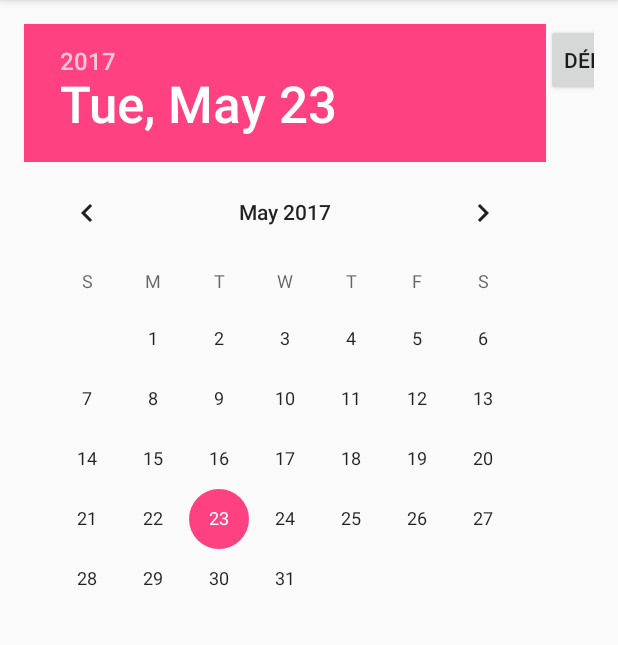
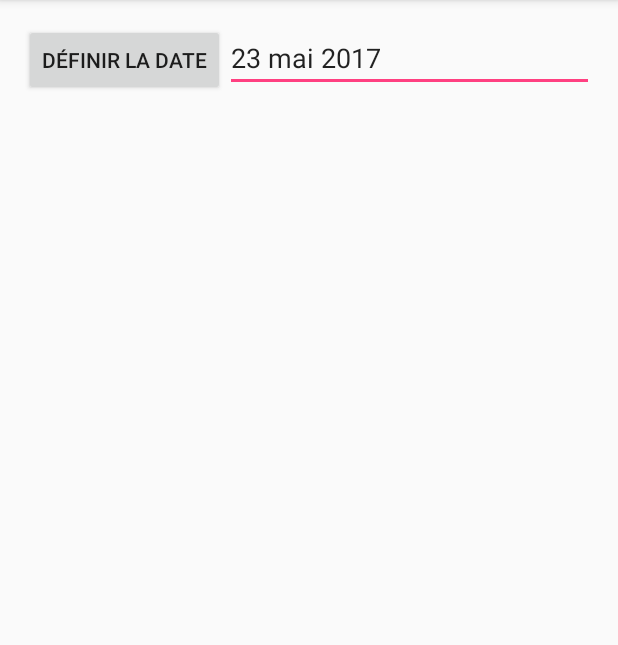
Before and after one commit to FrigoPlacard/projet, an Android app: the LireURL screen opened directly, with no data from a screen before it, on a phone screen of 412 x 824 dp, the part 84-729 px from its top. Run offline under Robolectric (Android 15) with nearby library versions, the phone set to English and light mode, and no system bars; our stand-ins replace Volley; network calls fail; 1 statement that could not run was skipped.

Commit message:
le calendrier marche

```diff
--- a/FrigoMalin/app/build.gradle
+++ b/FrigoMalin/app/build.gradle
@@ -29,4 +29,5 @@ dependencies {
     compile 'com.android.support:cardview-v7:25.2.0'
     compile 'com.android.support:design:25.2.0'
     compile 'com.android.volley:volley:1.0.0'
+    compile 'com.google.android.gms:play-services-appindexing:8.4.0'
 }
--- a/FrigoMalin/app/src/main/AndroidManifest.xml
+++ b/FrigoMalin/app/src/main/AndroidManifest.xml
@@ -18,7 +18,11 @@
             </intent-filter>
         </activity>
         <activity android:name=".ScannerCodeBarre" />
-        <activity android:name=".LireURL"></activity>
+        <activity android:name=".LireURL"></activity><!-- ATTENTION: This was auto-generated to add Google Play services to your project for
+     App Indexing.  See https://g.co/AppIndexing/AndroidStudio for more information. -->
+        <meta-data
+            android:name="com.google.android.gms.version"
+            android:value="@integer/google_play_services_version" />
     </application>
 
 </manifest>
--- a/FrigoMalin/app/src/main/java/com/example/ensai/frigomalin/LireURL.java
+++ b/FrigoMalin/app/src/main/java/com/example/ensai/frigomalin/LireURL.java
@@ -1,11 +1,15 @@
 package com.example.ensai.frigomalin;
 
+import android.app.DatePickerDialog;
+import android.app.Dialog;
 import android.support.v7.app.AppCompatActivity;
 import android.os.Bundle;
+import android.view.View;
+import android.widget.Button;
 import android.widget.DatePicker;
+import android.widget.EditText;
 import android.widget.Toast;
-import java.util.Calendar;
-import java.util.Date;
+
 
 import com.android.volley.Request;
 import com.android.volley.RequestQueue;
@@ -15,9 +19,16 @@ import com.android.volley.toolbox.StringRequest;
 import com.android.volley.toolbox.Volley;
 
 import org.json.JSONObject;
+import java.util.Calendar;
 
-public class LireURL extends AppCompatActivity {
-    DatePicker datePicker;
+public class LireURL extends AppCompatActivity implements View.OnClickListener {
+    Button bDate;
+    EditText txtDate;
+    int year_x,month_x,day_x;
+    static final int DIALOG_ID=0;
+
+    String[] mois={"janv","févr","mars","avr","mai","juin","juil","août","sept","oct","nov","dec"};
+
 
     @Override
     protected void onCreate(Bundle savedInstanceState) {
@@ -30,10 +41,10 @@ public class LireURL extends AppCompatActivity {
 
         // Instantiate the RequestQueue.
         RequestQueue queue = Volley.newRequestQueue(this);
-        String urlDebut ="https://fr.openfoodfacts.org/api/v0/produit/";
+        String urlDebut = "https://fr.openfoodfacts.org/api/v0/produit/";
         String urlFin = ".json";
         String codeProduit = code;
-        String url=urlDebut+codeProduit+urlFin;
+        String url = urlDebut + codeProduit + urlFin;
 
 // Request a string response from the provided URL.
         StringRequest stringRequest = new StringRequest(Request.Method.GET, url,
@@ -43,10 +54,10 @@ public class LireURL extends AppCompatActivity {
                         // Display the first 500 characters of the response string.
                         //response.substring(0,500);
                         Toast.makeText(LireURL.this, "J'ai réussi à lire l'url", Toast.LENGTH_SHORT).show();
-                        try{
+                        try {
                             JSONObject j = new JSONObject(response);
                             String statut = (String) j.get("status_verbose");
-                            if(statut.contentEquals("product found")) {
+                            if (statut.contentEquals("product found")) {
 
                                 String code = (String) j.get("code");
                                 String nomProduit = (String) j.get("product_name");
@@ -55,13 +66,11 @@ public class LireURL extends AppCompatActivity {
 
                                 Toast.makeText(LireURL.this, nomProduit, Toast.LENGTH_SHORT).show();
 
-                            }
-                            else{
+                            } else {
                                 Toast.makeText(LireURL.this, "produit not found", Toast.LENGTH_SHORT).show();
                             }
 
-                        }
-                        catch(Exception e){
+                        } catch (Exception e) {
                             Toast.makeText(LireURL.this, "pb", Toast.LENGTH_SHORT).show();
                         }
                     }
@@ -76,15 +85,46 @@ public class LireURL extends AppCompatActivity {
 // Add the request to the RequestQueue.
         queue.add(stringRequest);
 
+        final Calendar c = Calendar.getInstance();
+        day_x = c.get(Calendar.DAY_OF_MONTH);
+        month_x = c.get(Calendar.MONTH);
+        year_x = c.get(Calendar.YEAR);
+
+
         setContentView(R.layout.activity_lire_url);
-        Calendar calendar =  Calendar.getInstance();
-        datePicker.init(calendar.get(Calendar.YEAR), calendar.get(Calendar.MONTH), calendar.get(Calendar.DAY_OF_MONTH), new DatePicker.OnDateChangedListener() {
-            @Override
-            public void onDateChanged(DatePicker view, int year, int monthOfYear, int dayOfMonth) {
-                Date datePeremption = new Date(view.getMonth()+"/"+view.getDayOfMonth()+"/"+view.getYear());
 
-            }
-        });
+        showDialogOnButtonClick();
+    }
 
+    public void showDialogOnButtonClick(){
+        bDate = (Button)findViewById(R.id.bDate);
+        txtDate = (EditText)findViewById(R.id.txtDate);
+        txtDate.setText(day_x+" "+mois[month_x]+" "+year_x);
+
+
+        }
+
+
+    protected Dialog onCreateDialog(int id) {
+        if (id == DIALOG_ID) {
+            return new DatePickerDialog(this, dpickerListener, year_x, month_x, day_x);
+        }
+        return null;
+    }
+
+    private DatePickerDialog.OnDateSetListener dpickerListener = new DatePickerDialog.OnDateSetListener() {
+        @Override
+        public void onDateSet(DatePicker view, int year, int month, int dayOfMonth) {
+            year_x=year;
+            month_x=month;
+            day_x=dayOfMonth;
+            txtDate.setText(day_x+" "+mois[month_x]+" "+year_x);
+
+
+        }
+    };
+    @Override
+    public void onClick(View v) {
+        showDialog(DIALOG_ID);
     }
 }
--- a/FrigoMalin/app/src/main/res/layout/activity_lire_url.xml
+++ b/FrigoMalin/app/src/main/res/layout/activity_lire_url.xml
@@ -11,25 +11,19 @@
     tools:context="com.example.ensai.frigomalin.LireURL">
 
 
-
-
-    <DatePicker
+    <Button
         android:layout_width="wrap_content"
         android:layout_height="wrap_content"
-        android:id="@+id/datePicker">
-    </DatePicker>
+        android:text="@string/ajout_date"
+        android:id="@+id/bDate"
+        android:onClick="onClick"/>
 
     <EditText
         android:layout_width="wrap_content"
         android:layout_height="wrap_content"
-        android:inputType="datetime"
+        android:inputType="date"
         android:ems="10"
-        android:id="@+id/editText"
+        android:id="@+id/txtDate"
         android:layout_weight="1" />
 
-    <Button
-        android:layout_width="wrap_content"
-        android:layout_height="wrap_content"
-        android:text="@string/ajout_date"/>
-
 </LinearLayout>
```
